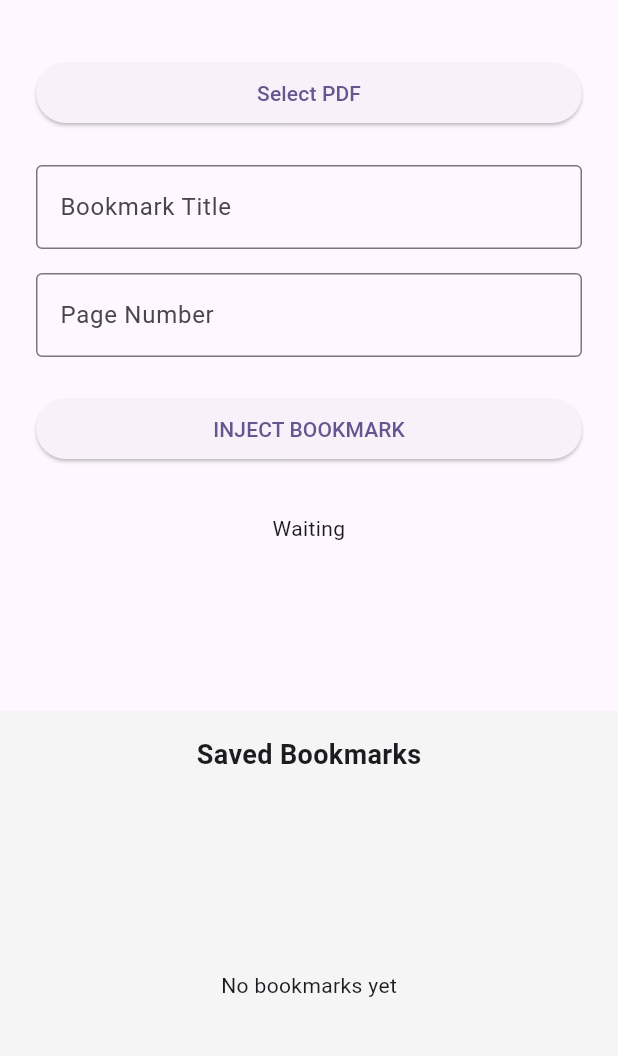
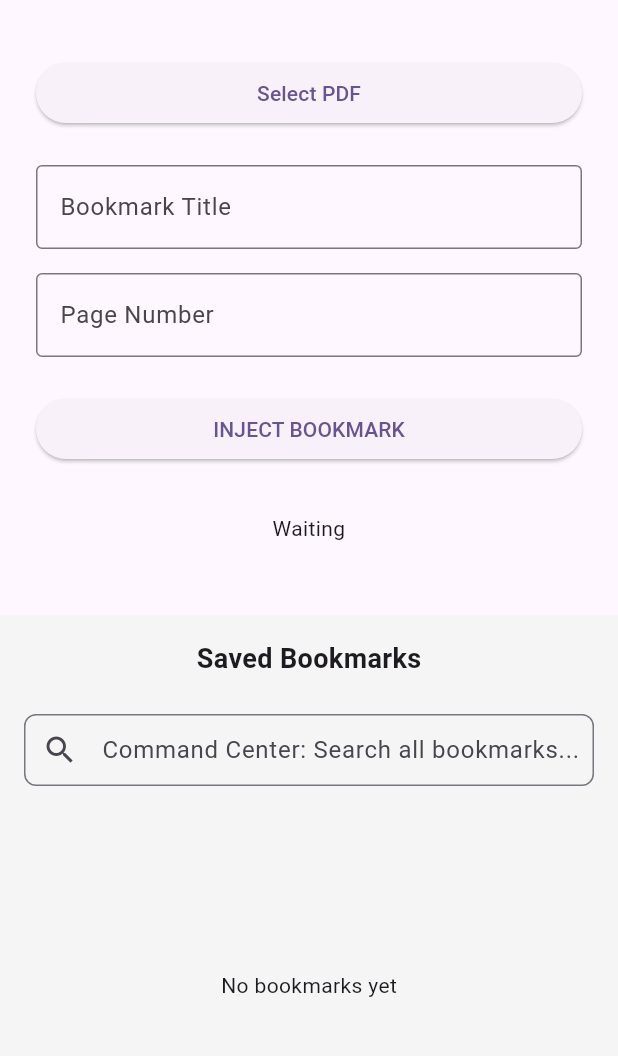
Before and after one commit to AbubakarYasir/Atlas-Reader, a Flutter app: the screen it shows after launch, on a phone screen of 412 x 824 dp, the part 63-1119 px from its top. Run offline on Flutter 3.47's test engine with Material 3 defaults, Android fonts, the phone set to English and light mode, and no system bars; our stand-ins replace drift, file_picker; missing offline and left inert: syncfusion_flutter_pdf; accounts and stored records are empty; generated files the repository leaves out were written again.

Commit message:
feat: Implement Command Center search feature
- Add _searchQuery state variable
- Add styled search bar with search icon
- Hint text: 'Command Center: Search all bookmarks...'
- Real-time search via setState() on text change
- Update FutureBuilder to use searchBookmarks(_searchQuery)
- Display filename in ListTile subtitle
- Smart empty state: show 'No matches' when search active
- Ready for global cross-library search

```diff
--- a/lib/main.dart
+++ b/lib/main.dart
@@ -39,6 +39,7 @@ class AtlasHomePage extends StatefulWidget {
 class _AtlasHomePageState extends State<AtlasHomePage> {
   String? _selectedFilePath;
   String _status = 'Waiting';
+  String _searchQuery = '';
 
   final _bookmarkTitleController = TextEditingController();
   final _pageNumberController = TextEditingController();
@@ -203,10 +204,29 @@ class _AtlasHomePageState extends State<AtlasHomePage> {
                     style: TextStyle(fontSize: 18, fontWeight: FontWeight.bold),
                   ),
                 ),
+                // Command Center Search Bar
+                Padding(
+                  padding: const EdgeInsets.symmetric(horizontal: 16, vertical: 8),
+                  child: TextField(
+                    onChanged: (value) {
+                      setState(() {
+                        _searchQuery = value;
+                      });
+                    },
+                    decoration: InputDecoration(
+                      hintText: 'Command Center: Search all bookmarks...',
+                      prefixIcon: const Icon(Icons.search),
+                      border: OutlineInputBorder(
+                        borderRadius: BorderRadius.circular(8),
+                      ),
+                      contentPadding: const EdgeInsets.symmetric(vertical: 12),
+                    ),
+                  ),
+                ),
                 SizedBox(
                   height: 250,
                   child: FutureBuilder<List<Bookmark>>(
-                    future: database.getAllBookmarks(),
+                    future: database.searchBookmarks(_searchQuery),
                     builder: (context, snapshot) {
                       if (snapshot.connectionState == ConnectionState.waiting) {
                         return const Center(child: CircularProgressIndicator());
@@ -221,8 +241,12 @@ class _AtlasHomePageState extends State<AtlasHomePage> {
                       final bookmarks = snapshot.data ?? [];
 
                       if (bookmarks.isEmpty) {
-                        return const Center(
-                          child: Text('No bookmarks yet'),
+                        return Center(
+                          child: Text(
+                            _searchQuery.isEmpty
+                              ? 'No bookmarks yet'
+                              : 'No bookmarks match "$_searchQuery"',
+                          ),
                         );
                       }
 
@@ -230,10 +254,12 @@ class _AtlasHomePageState extends State<AtlasHomePage> {
                         itemCount: bookmarks.length,
                         itemBuilder: (context, index) {
                           final bookmark = bookmarks[index];
+                          final fileName = bookmark.filePath.split('/').last;
+
                           return ListTile(
                             title: Text(bookmark.title),
                             subtitle: Text(
-                              'Page ${bookmark.pageIndex + 1} • ${bookmark.filePath.split('/').last}',
+                              'Page ${bookmark.pageIndex + 1} • $fileName',
                               maxLines: 1,
                               overflow: TextOverflow.ellipsis,
                             ),
```
